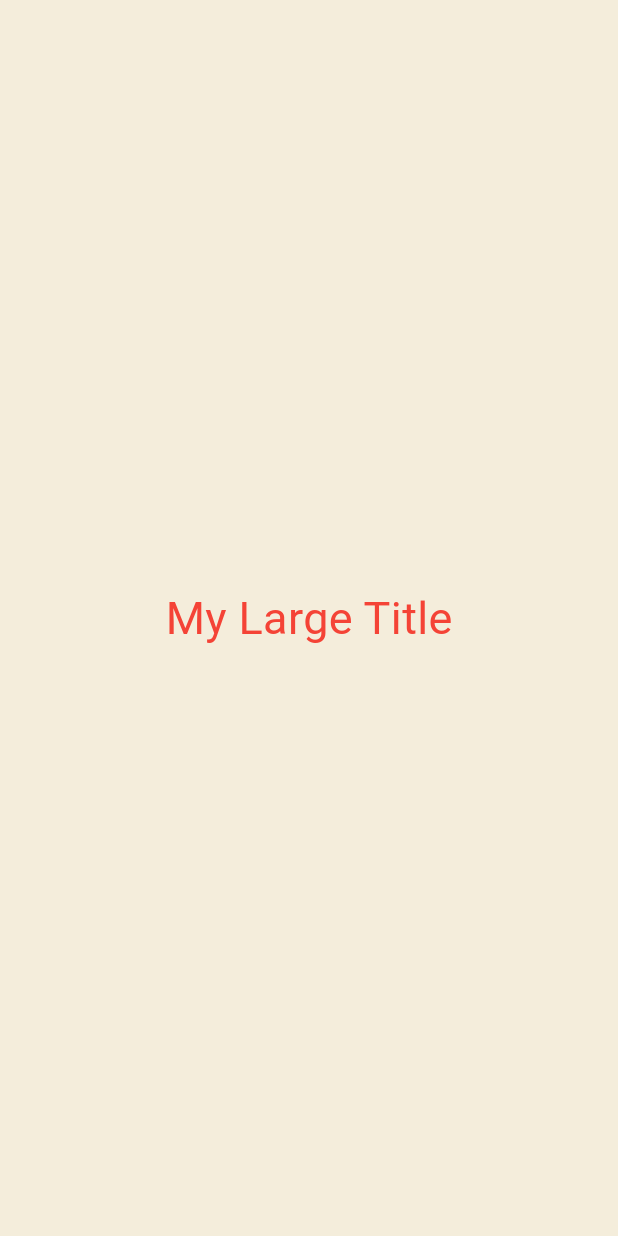
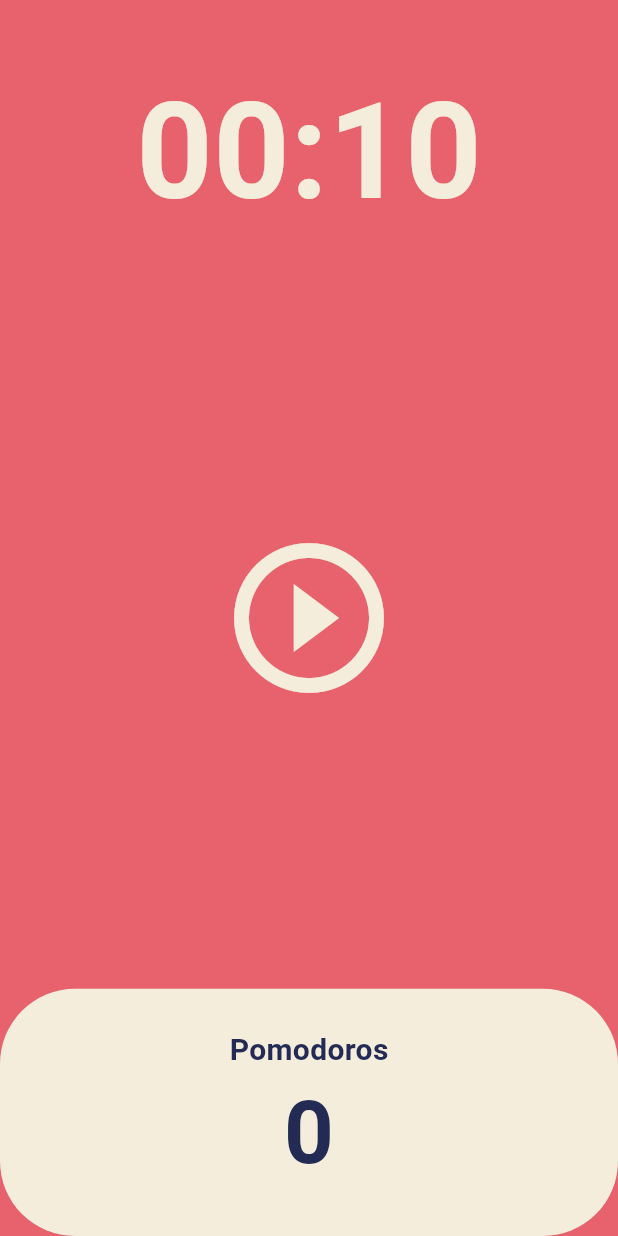
Before and after one commit to wogud556/FlutterHQ, a Flutter app: the screen it shows after launch, on a phone screen of 412 x 824 dp. Run offline on Flutter 3.47's test engine with Material 3 defaults, Android fonts, the phone set to English and light mode, and no system bars.

Commit message:
20240225

```diff
--- a/Flutter_Nomad/project/toonflix/lib/main.dart
+++ b/Flutter_Nomad/project/toonflix/lib/main.dart
@@ -1,88 +1,31 @@
-import 'package:flutter/cupertino.dart';
 import 'package:flutter/material.dart';
-import 'package:toonflix/widgets/button.dart';
-import 'package:toonflix/widgets/card.dart';
-
-const taxAmount = 15;
-const priceAmount = 30;
-
-var finalPrice = taxAmount + priceAmount;
-
-class Player {
-  String? name; //갖거나 가지지 않을 수도 있다.
-
-  Player({required this.name});
-}
+import 'package:toonflix/screens/home_screen.dart';
 
 void main() {
-  var nico = Player(name: "potato");
-  //runApp은 리턴이 없는 함수
-  //위젯을 합치는 방식으로 화면을 만들어 내는 방식
-  //앱 생성의 시작부분이다.
   runApp(const App());
 }
 
-class App extends StatefulWidget {
+class App extends StatelessWidget {
   const App({super.key});
 
-  @override
-  State<App> createState() => _AppState();
-}
-
-class _AppState extends State<App> {
   //statelessWidget은 widget을 상속받으므로 build를 구현해야함
-  List<int> numbers = [];
-
-  void onClicked() {
-    setState(() {
-      numbers.add(numbers.length);
-    });
-  }
-
-  void onClicked2() {
-    setState(() {
-      numbers.removeLast();
-    });
-  }
-
   @override
   Widget build(BuildContext context) {
-    // TODO: implement build
-    //머터리얼이나 쿠퍼티노를 리턴해줌
     return MaterialApp(
       theme: ThemeData(
+        colorScheme: ColorScheme.fromSwatch(
+          backgroundColor: const Color(0xFFE7626C),
+        ),
         textTheme: const TextTheme(
-          titleLarge: TextStyle(
-            color: Colors.red,
+          displayLarge: TextStyle(
+            color: Color(0xFF232B55),
           ),
         ),
+        cardColor: const Color(0xFFF4EDDB),
       ),
       home: const Scaffold(
-        backgroundColor: Color(0xFFF4EDDB),
-        body: Center(
-          child: Column(
-            mainAxisAlignment: MainAxisAlignment.center,
-            children: [
-              MyLargeTitle(),
-            ],
-          ),
-        ),
+        body: HomeScreen(),
       ),
     );
   }
 }
-
-class MyLargeTitle extends StatelessWidget {
-  const MyLargeTitle({super.key});
-
-  @override
-  Widget build(BuildContext context) {
-    return Text(
-      'My Large Title',
-      style: TextStyle(
-        fontSize: 30,
-        color: Theme.of(context).textTheme.titleLarge!.color,
-      ),
-    );
-  }
-}
--- /dev/null
+++ b/Flutter_Nomad/project/toonflix/lib/screens/home_screen.dart
@@ -0,0 +1,131 @@
+import 'dart:async';
+import 'package:flutter/material.dart';
+
+class HomeScreen extends StatefulWidget {
+  const HomeScreen({super.key});
+
+  @override
+  State<HomeScreen> createState() => _HomeScreenState();
+}
+
+class _HomeScreenState extends State<HomeScreen> {
+  static const twentyFiveMinutes = 10;
+  int totalSeconds = twentyFiveMinutes;
+  bool isRunning = false;
+  int totalPomodoros = 0;
+  late Timer timer;
+
+  void onTick(Timer timer) {
+    if (totalSeconds == 0) {
+      setState(() {
+        totalPomodoros = totalPomodoros + 1;
+        isRunning = false;
+        totalSeconds = twentyFiveMinutes;
+      });
+      timer.cancel();
+    } else {
+      setState(() {
+        totalSeconds = totalSeconds - 1;
+      });
+    }
+  }
+
+  void onPausePressed() {
+    timer.cancel();
+    setState(() {
+      isRunning = false;
+    });
+  }
+
+  void onStartPressed() {
+    timer = Timer.periodic(
+      const Duration(seconds: 1),
+      onTick,
+    );
+    setState(() {
+      isRunning = true;
+    });
+  }
+
+  String format(int seconds) {
+    var duration = Duration(seconds: seconds);
+    var returnDuration = duration.toString().split(".").first.substring(2, 7);
+    print(duration.toString().split("."));
+    return returnDuration;
+  }
+
+  @override
+  Widget build(BuildContext context) {
+    return Scaffold(
+      backgroundColor: Theme.of(context).colorScheme.background,
+      body: Column(
+        children: [
+          Flexible(
+            flex: 1, // 화면 내 비율을 결정해준다. 하드코딩 대신에 결정해주는 방식
+            child: Container(
+              alignment: Alignment.bottomCenter,
+              child: Text(
+                format(totalSeconds),
+                style: TextStyle(
+                  color: Theme.of(context).cardColor,
+                  fontSize: 89,
+                  fontWeight: FontWeight.w600,
+                ),
+              ),
+            ),
+          ),
+          Flexible(
+            flex: 3, // 화면 내 비율을 결정해준다.
+            child: Center(
+              child: IconButton(
+                iconSize: 120,
+                color: Theme.of(context).cardColor,
+                onPressed: isRunning ? onPausePressed : onStartPressed,
+                icon: Icon(isRunning
+                    ? Icons.pause_circle_outline
+                    : Icons.play_circle_outline),
+              ),
+            ),
+          ),
+          Flexible(
+            flex: 1, // 화면 내 비율을 결정해준다.
+            child: Row(
+              children: [
+                Expanded(
+                  child: Container(
+                    decoration: BoxDecoration(
+                        color: Theme.of(context).cardColor,
+                        borderRadius: BorderRadius.circular(50)),
+                    child: Column(
+                      mainAxisAlignment: MainAxisAlignment.center,
+                      children: [
+                        Text(
+                          'Pomodoros',
+                          style: TextStyle(
+                            fontSize: 20,
+                            color:
+                                Theme.of(context).textTheme.displayLarge!.color,
+                            fontWeight: FontWeight.w600,
+                          ),
+                        ),
+                        Text(
+                          '$totalPomodoros',
+                          style: TextStyle(
+                            fontSize: 58,
+                            color:
+                                Theme.of(context).textTheme.displayLarge!.color,
+                            fontWeight: FontWeight.w600,
+                          ),
+                        ),
+                      ],
+                    ),
+                  ),
+                ),
+              ],
+            ),
+          ),
+        ],
+      ),
+    );
+  }
+}
```
Also changed, not shown: Flutter_Nomad/project/toonflix/lib/main_third.dart (added, +88 -0 lines), 1 other file.
